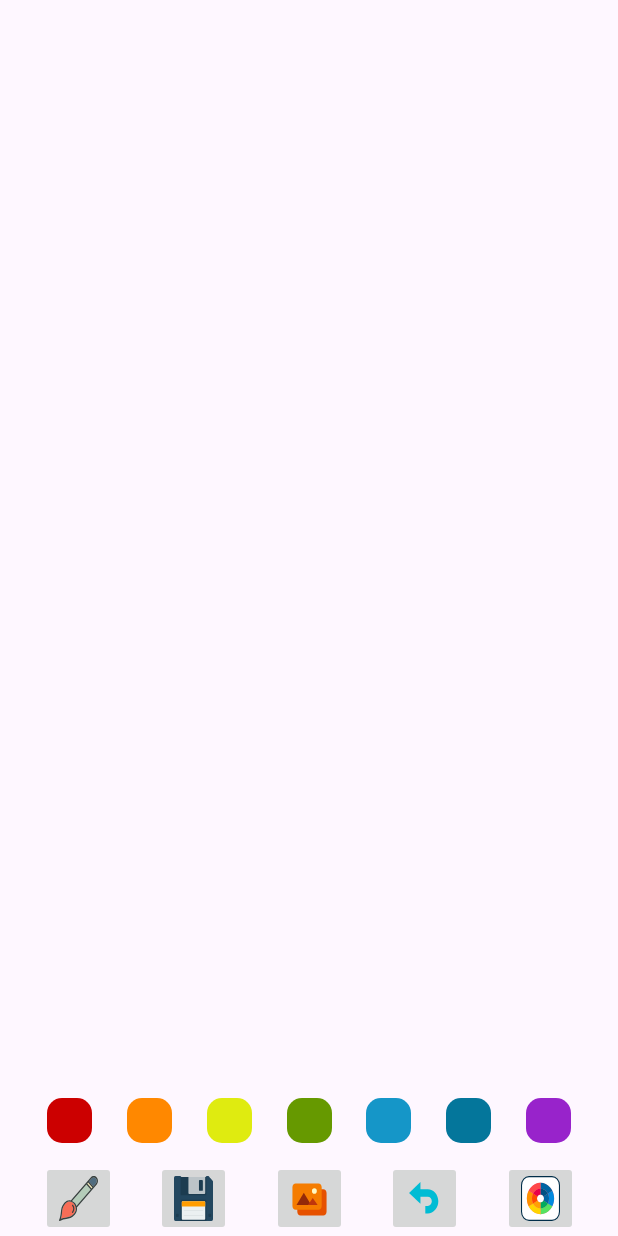
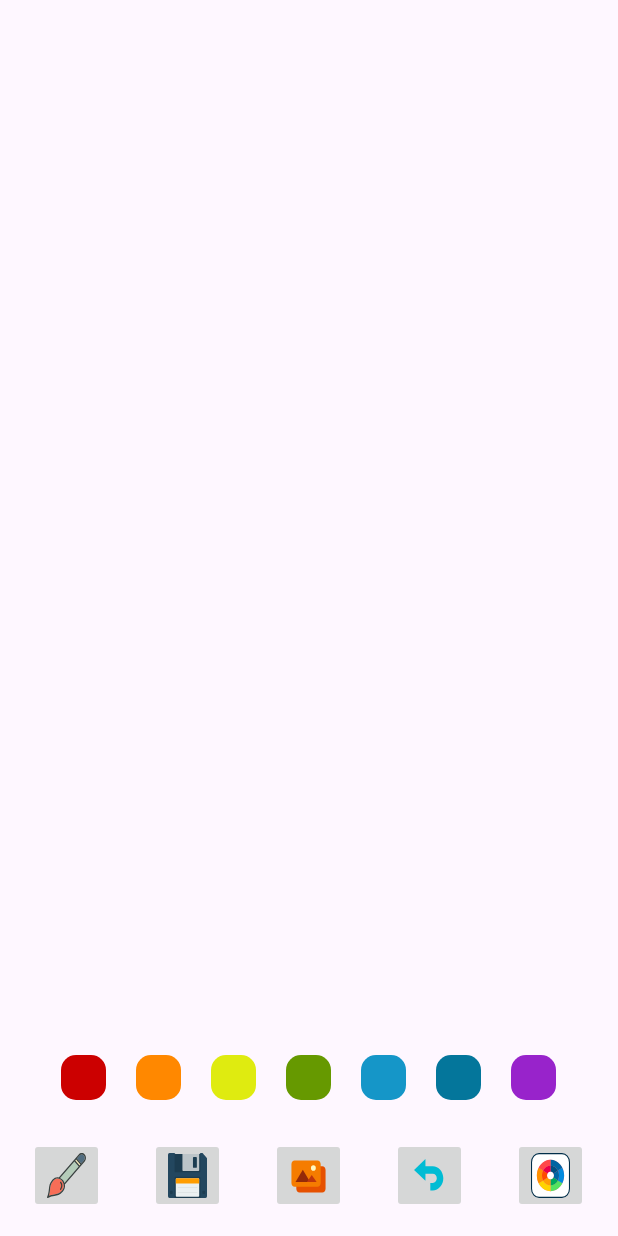
Before and after one commit to UTMarckus/DrawingApp, an Android app: the screen it shows after launch (MainActivity), on a phone screen of 412 x 824 dp. Run offline under Robolectric (Android 15) with nearby library versions, the phone set to English and light mode, and no system bars; 2 statements that could not run were skipped.

Commit message:
refactor: change layout to linear

```diff
--- a/app/src/main/res/layout/activity_main.xml
+++ b/app/src/main/res/layout/activity_main.xml
@@ -1,5 +1,5 @@
 <?xml version="1.0" encoding="utf-8"?>
-<androidx.constraintlayout.widget.ConstraintLayout xmlns:android="http://schemas.android.com/apk/res/android"
+<RelativeLayout xmlns:android="http://schemas.android.com/apk/res/android"
     xmlns:app="http://schemas.android.com/apk/res-auto"
     xmlns:tools="http://schemas.android.com/tools"
     android:id="@+id/main"
@@ -7,162 +7,140 @@
     android:layout_height="match_parent"
     tools:context=".MainActivity">
 
-    <com.example.drawingapp.DrawingView
-        android:id="@+id/drawing_view"
-        android:layout_width="0dp"
-        android:layout_height="0dp"
-        app:layout_constraintTop_toTopOf="parent"
-        app:layout_constraintBottom_toTopOf="@id/tools_menu"
-        app:layout_constraintStart_toStartOf="parent"
-        app:layout_constraintEnd_toEndOf="parent"/>
+    <androidx.appcompat.widget.LinearLayoutCompat
+        android:layout_width="match_parent"
+        android:layout_height="match_parent"
+        android:layout_above="@id/colors_menu"
+        android:orientation="vertical">
 
-    <androidx.constraintlayout.widget.ConstraintLayout
-        android:id="@+id/color_menu"
+        <ImageView
+            android:id="@+id/gallery_image"
+            android:layout_width="match_parent"
+            android:layout_height="match_parent"
+            android:contentDescription="@string/gallery_image_txt" />
+
+        <com.example.drawingapp.DrawingView
+            android:id="@+id/drawing_view"
+            android:layout_width="match_parent"
+            android:layout_height="wrap_content" />
+
+    </androidx.appcompat.widget.LinearLayoutCompat>
+
+    <androidx.appcompat.widget.LinearLayoutCompat
+        android:id="@+id/colors_menu"
         android:layout_width="match_parent"
         android:layout_height="wrap_content"
-        android:padding="10dp"
-        app:layout_constraintStart_toStartOf="parent"
-        app:layout_constraintEnd_toEndOf="parent"
-        app:layout_constraintBottom_toTopOf="@id/tools_menu">
+        android:layout_above="@id/tools_menu"
+        android:gravity="center"
+        android:orientation="horizontal">
 
         <ImageButton
             android:id="@+id/red_button"
             android:layout_width="30dp"
             android:layout_height="30dp"
-            android:layout_margin="2dp"
-            app:layout_constraintStart_toStartOf="parent"
-            app:layout_constraintEnd_toStartOf="@id/orange_button"
-            app:layout_constraintBottom_toBottomOf="parent"
+            android:layout_margin="10dp"
             android:background="@drawable/red_bg"
-            android:contentDescription="@string/color_red"/>
+            android:contentDescription="@string/color_red" />
 
         <ImageButton
             android:id="@+id/orange_button"
             android:layout_width="30dp"
             android:layout_height="30dp"
-            android:layout_margin="2dp"
-            app:layout_constraintStart_toEndOf="@id/red_button"
-            app:layout_constraintEnd_toStartOf="@id/yellow_button"
-            app:layout_constraintBottom_toBottomOf="parent"
+            android:layout_margin="10dp"
             android:background="@drawable/orange_bg"
-            android:contentDescription="@string/color_orange"/>
+            android:contentDescription="@string/color_orange" />
 
         <ImageButton
             android:id="@+id/yellow_button"
             android:layout_width="30dp"
             android:layout_height="30dp"
-            android:layout_margin="2dp"
-            app:layout_constraintStart_toEndOf="@id/orange_button"
-            app:layout_constraintEnd_toStartOf="@id/green_button"
-            app:layout_constraintBottom_toBottomOf="parent"
+            android:layout_margin="10dp"
             android:background="@drawable/yellow_bg"
-            android:contentDescription="@string/color_yellow"/>
+            android:contentDescription="@string/color_yellow" />
 
         <ImageButton
             android:id="@+id/green_button"
             android:layout_width="30dp"
             android:layout_height="30dp"
-            android:layout_margin="2dp"
-            app:layout_constraintStart_toEndOf="@id/yellow_button"
-            app:layout_constraintEnd_toStartOf="@id/blue_light_button"
-            app:layout_constraintBottom_toBottomOf="parent"
+            android:layout_margin="10dp"
             android:background="@drawable/green_bg"
-            android:contentDescription="@string/color_green"/>
+            android:contentDescription="@string/color_green" />
 
         <ImageButton
             android:id="@+id/blue_light_button"
             android:layout_width="30dp"
             android:layout_height="30dp"
-            android:layout_margin="2dp"
-            app:layout_constraintStart_toEndOf="@id/green_button"
-            app:layout_constraintEnd_toStartOf="@id/blue_dark_button"
-            app:layout_constraintBottom_toBottomOf="parent"
+            android:layout_margin="10dp"
             android:background="@drawable/blue_light_bg"
-            android:contentDescription="@string/color_blue_light"/>
+            android:contentDescription="@string/color_blue_light" />
 
         <ImageButton
             android:id="@+id/blue_dark_button"
             android:layout_width="30dp"
             android:layout_height="30dp"
-            android:layout_margin="2dp"
-            app:layout_constraintStart_toEndOf="@id/blue_light_button"
-            app:layout_constraintEnd_toStartOf="@id/purple_button"
-            app:layout_constraintBottom_toBottomOf="parent"
+            android:layout_margin="10dp"
             android:background="@drawable/blue_dark_bg"
-            android:contentDescription="@string/color_blue_dark"/>
+            android:contentDescription="@string/color_blue_dark" />
 
         <ImageButton
             android:id="@+id/purple_button"
             android:layout_width="30dp"
             android:layout_height="30dp"
-            android:layout_margin="2dp"
-            app:layout_constraintStart_toEndOf="@id/blue_dark_button"
-            app:layout_constraintEnd_toEndOf="parent"
-            app:layout_constraintBottom_toBottomOf="parent"
+            android:layout_margin="10dp"
             android:background="@drawable/purple_bg"
-            android:contentDescription="@string/color_purple"/>
+            android:contentDescription="@string/color_purple" />
 
-    </androidx.constraintlayout.widget.ConstraintLayout>
+    </androidx.appcompat.widget.LinearLayoutCompat>
 
-    <androidx.constraintlayout.widget.ConstraintLayout
+    <androidx.appcompat.widget.LinearLayoutCompat
         android:id="@+id/tools_menu"
         android:layout_width="match_parent"
         android:layout_height="wrap_content"
-        app:layout_constraintBottom_toBottomOf="parent"
-        app:layout_constraintStart_toStartOf="parent"
-        app:layout_constraintEnd_toEndOf="parent">
+        android:layout_alignParentBottom="true"
+        android:gravity="center"
+        android:orientation="horizontal">
+
 
         <androidx.appcompat.widget.AppCompatImageButton
             android:id="@+id/brush_button"
             android:layout_width="50dp"
             android:layout_height="50dp"
-            app:layout_constraintBottom_toBottomOf="parent"
-            app:layout_constraintStart_toStartOf="parent"
-            app:layout_constraintEnd_toStartOf="@id/save_button"
-            android:src="@drawable/ic_brush"
-            android:scaleType="fitXY"/>
+            android:layout_margin="15dp"
+            android:scaleType="fitXY"
+            android:src="@drawable/ic_brush" />
 
         <androidx.appcompat.widget.AppCompatImageButton
             android:id="@+id/save_button"
             android:layout_width="50dp"
             android:layout_height="50dp"
-            app:layout_constraintBottom_toBottomOf="parent"
-            app:layout_constraintStart_toEndOf="@id/brush_button"
-            app:layout_constraintEnd_toStartOf="@id/gallery_button"
-            android:src="@drawable/ic_save"
-            android:scaleType="fitXY"/>
+            android:layout_margin="15dp"
+            android:scaleType="fitXY"
+            android:src="@drawable/ic_save" />
 
         <androidx.appcompat.widget.AppCompatImageButton
             android:id="@+id/gallery_button"
             android:layout_width="50dp"
             android:layout_height="50dp"
-            app:layout_constraintBottom_toBottomOf="parent"
-            app:layout_constraintStart_toEndOf="@id/save_button"
-            app:layout_constraintEnd_toStartOf="@id/undo_button"
-            android:src="@drawable/ic_gallery"
-            android:scaleType="fitXY"/>
+            android:layout_margin="15dp"
+            android:scaleType="fitXY"
+            android:src="@drawable/ic_gallery" />
 
         <androidx.appcompat.widget.AppCompatImageButton
             android:id="@+id/undo_button"
             android:layout_width="50dp"
             android:layout_height="50dp"
-            app:layout_constraintBottom_toBottomOf="parent"
-            app:layout_constraintStart_toEndOf="@id/gallery_button"
-            app:layout_constraintEnd_toStartOf="@id/color_picker_button"
-            android:src="@drawable/ic_undo"
-            android:scaleType="fitXY"/>
+            android:layout_margin="15dp"
+            android:scaleType="fitXY"
+            android:src="@drawable/ic_undo" />
 
         <androidx.appcompat.widget.AppCompatImageButton
             android:id="@+id/color_picker_button"
             android:layout_width="50dp"
             android:layout_height="50dp"
-            app:layout_constraintBottom_toBottomOf="parent"
-            app:layout_constraintStart_toEndOf="@id/undo_button"
-            app:layout_constraintEnd_toEndOf="parent"
-            android:src="@drawable/ic_color_wheel"
-            android:scaleType="fitXY"/>
+            android:layout_margin="15dp"
+            android:scaleType="fitXY"
+            android:src="@drawable/ic_color_wheel" />
 
-    </androidx.constraintlayout.widget.ConstraintLayout>
+    </androidx.appcompat.widget.LinearLayoutCompat>
 
-
-</androidx.constraintlayout.widget.ConstraintLayout>
+</RelativeLayout>
--- a/app/src/main/res/values/strings.xml
+++ b/app/src/main/res/values/strings.xml
@@ -7,4 +7,5 @@
     <string name="color_blue_light">Color blue light</string>
     <string name="color_blue_dark">Color blue dark</string>
     <string name="color_purple">Color purple</string>
+    <string name="gallery_image_txt">Gallery image</string>
 </resources>
```
